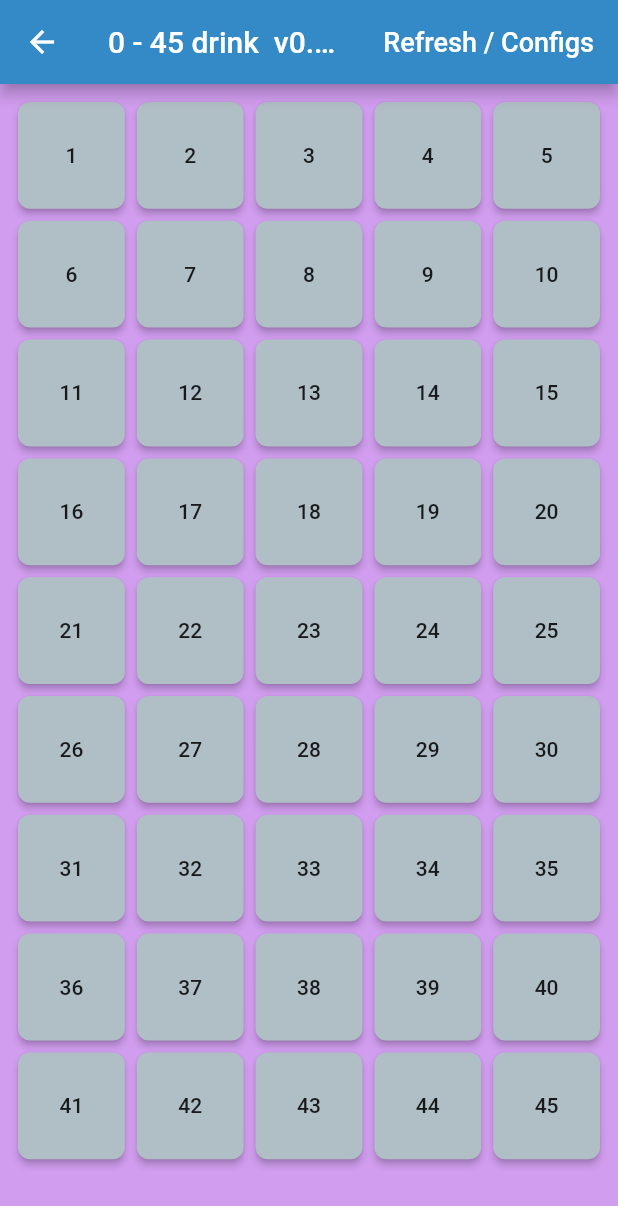
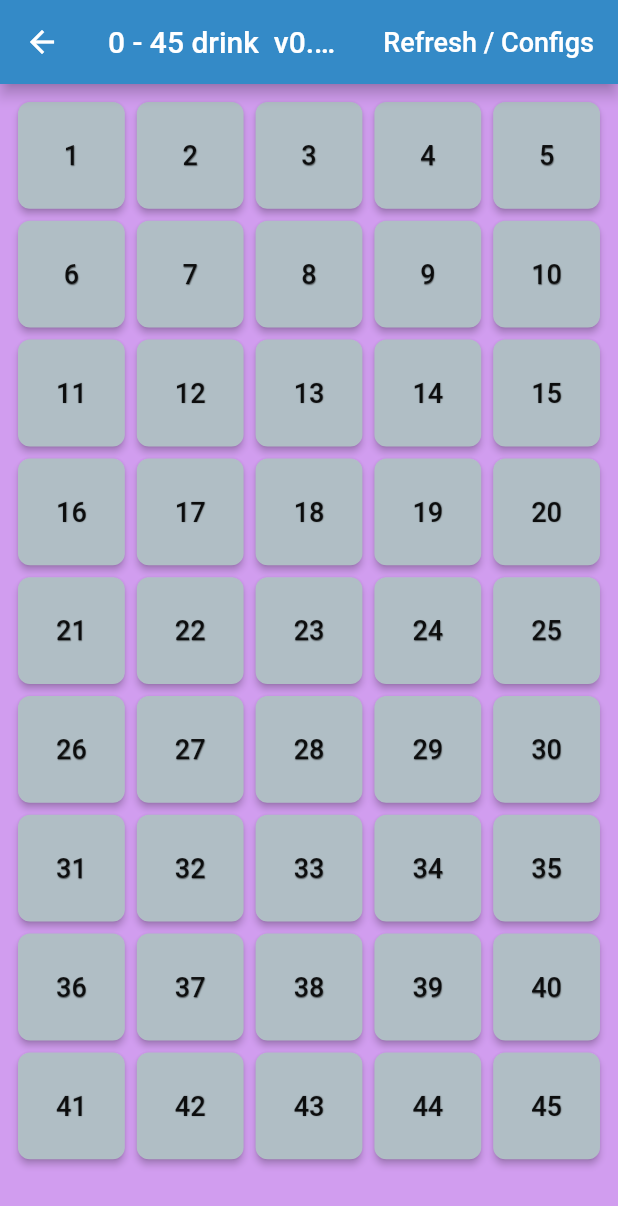
Before and after one commit to Romanoferr/0-60_drinking_game, a Flutter app: the Game screen opened directly, on a phone screen of 412 x 824 dp. Shown: the top 1206 px of the screen. Run offline on Flutter 3.47's test engine with Material 2 defaults, Android fonts, the phone set to English and light mode, and no system bars; our stand-ins replace flutter_phoenix, rflutter_alert.

Commit message:
minor ui number tweaks

```diff
--- a/lib/game/gamebutton.dart
+++ b/lib/game/gamebutton.dart
@@ -5,7 +5,6 @@ import 'package:rflutter_alert/rflutter_alert.dart';
 
 // ignore: must_be_immutable
 class GameButton extends StatefulWidget {
-
   GameButton({
     this.number,
     this.isChosen,
@@ -15,6 +14,7 @@ class GameButton extends StatefulWidget {
     this.borderRadius,
     this.grid,
   });
+
   final int number;
   final bool isChosen;
   final double heightOfset;
@@ -28,7 +28,6 @@ class GameButton extends StatefulWidget {
 }
 
 class _GameButtonState extends State<GameButton> {
-
   @override
   void initState() {
     super.initState();
@@ -38,8 +37,7 @@ class _GameButtonState extends State<GameButton> {
   void _updatePlay(bool inPlay) {
     setState(() {
       widget.inPlay = inPlay;
-    }
-    );
+    });
   }
 
   bool isButtonDisable() {
@@ -49,14 +47,14 @@ class _GameButtonState extends State<GameButton> {
       return true;
   }
 
-  void _checkEndGame(bool chosen){
+  void _checkEndGame(bool chosen) {
     _updatePlay(false);
-    if(chosen == true){
+    if (chosen == true) {
       _endGameAlert();
     }
   }
 
-  void _endGameAlert(){
+  void _endGameAlert() {
     Alert(
       context: context,
       type: AlertType.none,
@@ -75,7 +73,7 @@ class _GameButtonState extends State<GameButton> {
     ).show();
   }
 
-  void resetGame(){
+  void resetGame() {
     Navigator.pop(context);
     _updatePlay(true);
     Phoenix.rebirth(context);
@@ -90,8 +88,19 @@ class _GameButtonState extends State<GameButton> {
       child: RaisedButton(
         color: Colors.blueGrey[200],
         disabledColor: Colors.redAccent,
-        child: Text('${widget.number}'),
-        onPressed: isButtonDisable() ? null : () => _checkEndGame(widget.isChosen),
+        child: Text(
+          '${widget.number}',
+          style: TextStyle(fontSize: 18, color: Colors.black87, shadows: [
+            Shadow(
+              offset: Offset(0.3, 0.5),
+              blurRadius: 0.3,
+              color: Colors.black54,
+            )
+          ]
+          ),
+        ),
+        onPressed:
+            isButtonDisable() ? null : () => _checkEndGame(widget.isChosen),
         shape: RoundedRectangleBorder(
           borderRadius: BorderRadius.all(
             Radius.circular(widget.borderRadius),
```
